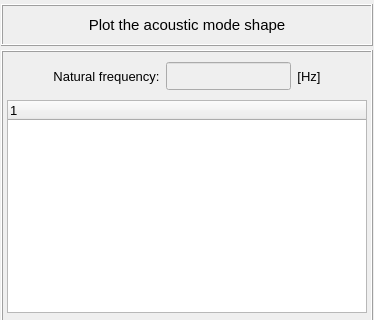
Before: the Qt Designer form vibra/interface/data/ui_files/plots/acoustic/acoustic_mode_shape_inputs.ui in MOPT-UFSC/VIBRA, drawn with Qt 5; both pictures show x 0 to 374 and y 0 to 320 of the 374 by 499 pixel window.
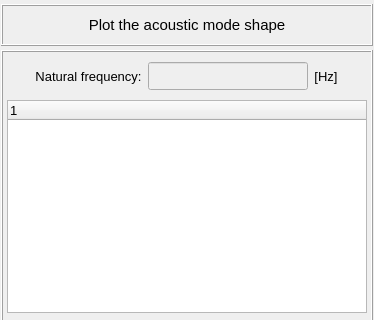
After: the same form once the commit is applied.

```diff
--- a/vibra/interface/data/ui_files/plots/acoustic/acoustic_mode_shape_inputs.ui
+++ b/vibra/interface/data/ui_files/plots/acoustic/acoustic_mode_shape_inputs.ui
@@ -308,7 +308,7 @@
            </property>
            <property name="minimumSize">
             <size>
-             <width>80</width>
+             <width>160</width>
              <height>28</height>
             </size>
            </property>
```
